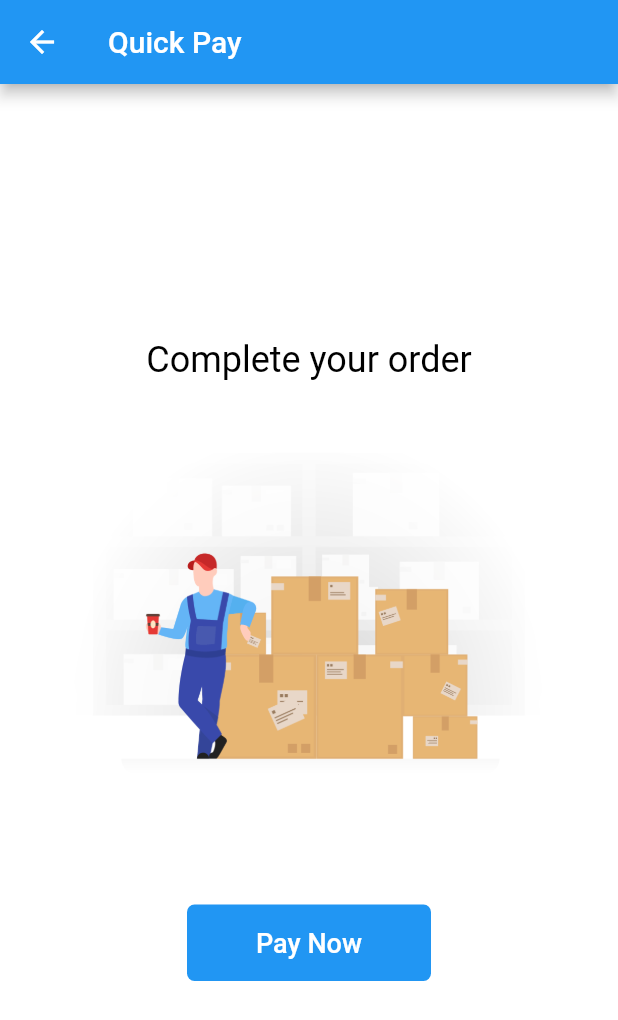
After one commit to devanshkaria88/screenify, a Flutter app: the QuickPay screen opened directly, on a phone screen of 412 x 824 dp. The commit adds this screen. Shown: the top 1020 px of the screen. Run offline on Flutter 3.47's test engine with Material 2 defaults, Android fonts, the phone set to English and light mode, and no system bars; our stand-ins replace badges, cool_alert, font_awesome_flutter, google_fonts, percent_indicator.

Commit message:
Added QuickPay Screen in bottom sheet section

```diff
--- a/lib/ListModel/bottomSheetScreenListModel.dart
+++ b/lib/ListModel/bottomSheetScreenListModel.dart
@@ -1,5 +1,7 @@
+import 'package:screenify/Screens/BottomSheetScreens/VisaPay/QuickPay.dart';
 import 'package:screenify/Screens/ProfileScreens/DesignerPortfolio/DesignerPortfolio.dart';
 import 'package:screenify/constants.dart';
 
 List<Map<String, dynamic>> BottomSheetScreens = [
+  {'screen': QuickPay(), 'name': "QuickPay", 'image': '$profilescreens/designerportfolio/thumb.jpg'}
 ];
--- /dev/null
+++ b/lib/Screens/BottomSheetScreens/VisaPay/QuickPay.dart
@@ -0,0 +1,81 @@
+import 'package:flutter/cupertino.dart';
+import 'package:flutter/material.dart';
+import 'package:screenify/Screens/BottomSheetScreens/VisaPay/PaymentBottomSheet.dart';
+
+import '../../../constants.dart';
+
+class QuickPay extends StatefulWidget {
+  @override
+  _QuickPayState createState() => _QuickPayState();
+}
+
+class _QuickPayState extends State<QuickPay> {
+  PaymentResult payment_status = PaymentResult.PENDING;
+
+  @override
+  Widget build(BuildContext context) {
+    return new Scaffold(
+      backgroundColor: Colors.white,
+      appBar: AppBar(
+        title: Text("Quick Pay"),
+      ),
+      body: Column(
+        mainAxisSize: MainAxisSize.max,
+        mainAxisAlignment: MainAxisAlignment.center,
+        children: [
+          Text("Complete your order", style: Theme.of(context).textTheme.headline5.copyWith(color: Colors.black)),
+          Image.asset(bottomsheetscreens_assets + "quickpay/payment_image.png"),
+          SizedBox(height: 40),
+          Builder(builder: (BuildContext context) {
+            switch (payment_status) {
+              case PaymentResult.CARD_SELECTED:
+                return Row(
+                  children: [
+                    Icon(Icons.done, color: Colors.green),
+                    SizedBox(width: 10),
+                    Text(
+                      "Payment Complete",
+                      style: Theme.of(context).textTheme.headline6.copyWith(color: Colors.green, fontWeight: FontWeight.bold),
+                    ),
+                  ],
+                  mainAxisSize: MainAxisSize.max,
+                  mainAxisAlignment: MainAxisAlignment.center,
+                );
+                break;
+              case PaymentResult.CANCELLED:
+                return Text("Payment Cancelled");
+                break;
+              case PaymentResult.PENDING:
+              default:
+                return FlatButton(
+                  color: Colors.blue,
+                  onPressed: () {
+                    Future<PaymentResult> result = showModalBottomSheet(
+                        builder: (BuildContext context) {
+                          return new PaymentBottomSheet();
+                        },
+                        clipBehavior: Clip.antiAlias,
+                        shape: RoundedRectangleBorder(
+                            borderRadius: BorderRadius.only(topLeft: Radius.circular(10), topRight: Radius.circular(10))),
+                        enableDrag: true,
+                        isDismissible: true,
+                        context: context);
+                    result.then((value) => {
+                          setState(() {
+                            payment_status = value;
+                          })
+                        });
+                  },
+                  shape: RoundedRectangleBorder(borderRadius: BorderRadius.all(Radius.circular(5))),
+                  child: Padding(
+                    padding: const EdgeInsets.symmetric(horizontal: 30, vertical: 15),
+                    child: Text("Pay Now", style: TextStyle(color: Colors.white, fontSize: 18)),
+                  ),
+                );
+            }
+          }),
+        ],
+      ),
+    );
+  }
+}
--- a/lib/constants.dart
+++ b/lib/constants.dart
@@ -3,3 +3,4 @@
 String loginscreens = "assets/images/loginscreens";
 String homescreens = "assets/images/homescreens";
 String profilescreens = "assets/images/profilescreens";
+String bottomsheetscreens_assets = "assets/images/bottomsheetscreens/";
```
Also changed, not shown: lib/Screens/BottomSheetScreens/VisaPay/CardWidget.dart (added, +136 -0 lines), lib/Screens/BottomSheetScreens/VisaPay/PaymentBottomSheet.dart (added, +126 -0 lines), lib/Screens/BottomSheetScreens/VisaPay/model_card.dart (added, +16 -0 lines), pubspec.yaml (+13 -3 lines), assets/images/bottomsheetscreens/quickpay/chip.png (added), assets/images/bottomsheetscreens/quickpay/mastercard.png (added), assets/images/bottomsheetscreens/quickpay/payment_image.png (added), assets/images/bottomsheetscreens/quickpay/rupay.png (added), assets/images/bottomsheetscreens/quickpay/visa.png (added), fonts/OCR_A_Regular.ttf (added).
